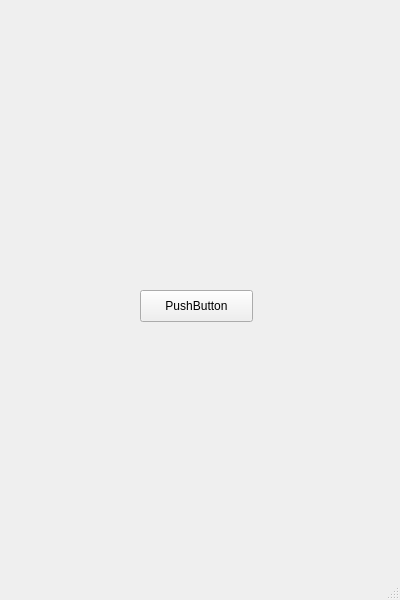
Qt form UI/MainScreen.ui (AginSquash/FirstAidHelper) before a commit.
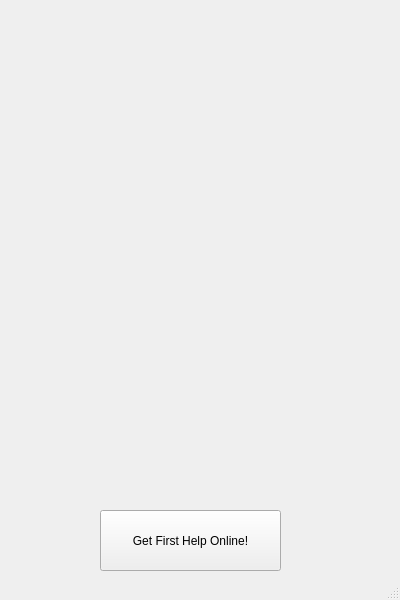
The same form after that commit. Icons and pictures are not drawn.

Commit message: Logic updated & mainscreen

```diff
--- a/UI/MainScreen.ui
+++ b/UI/MainScreen.ui
@@ -29,14 +29,14 @@
    <widget class="QPushButton" name="pushButton">
     <property name="geometry">
      <rect>
-      <x>140</x>
-      <y>290</y>
-      <width>113</width>
-      <height>32</height>
+      <x>100</x>
+      <y>510</y>
+      <width>181</width>
+      <height>61</height>
      </rect>
     </property>
     <property name="text">
-     <string>PushButton</string>
+     <string>Get First Help Online!</string>
     </property>
    </widget>
    <widget class="QLabel" name="label">
```
Left out of the diff: 2 changed lines with no effect on the pictures. The commit also changes 2 other files.
